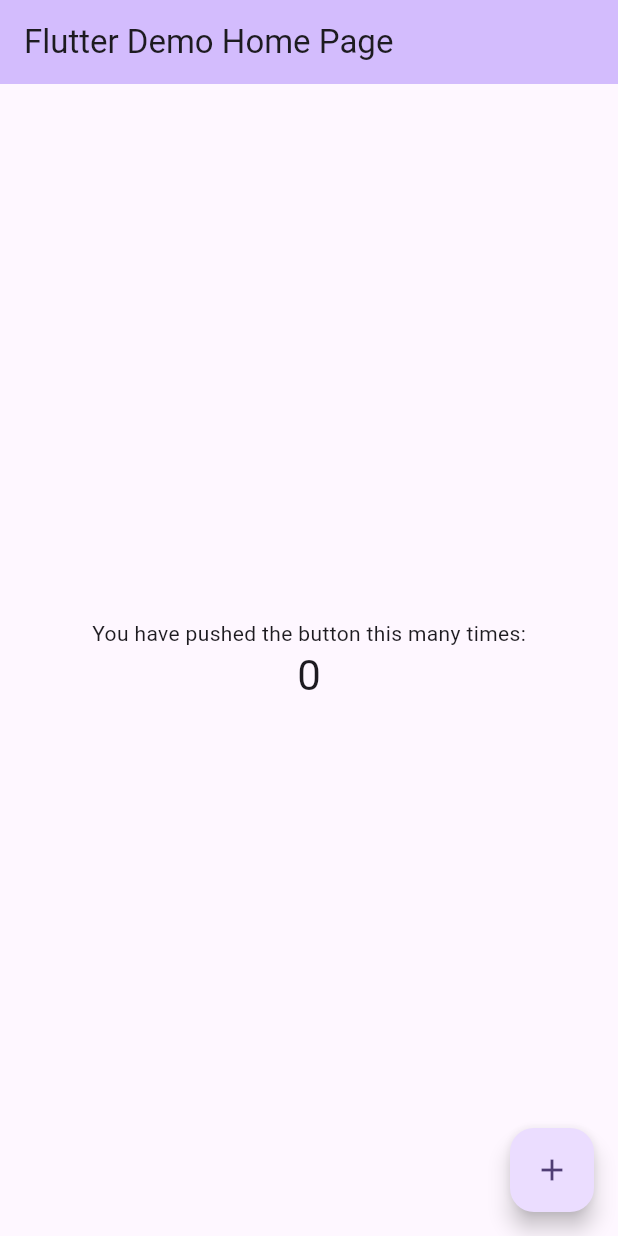
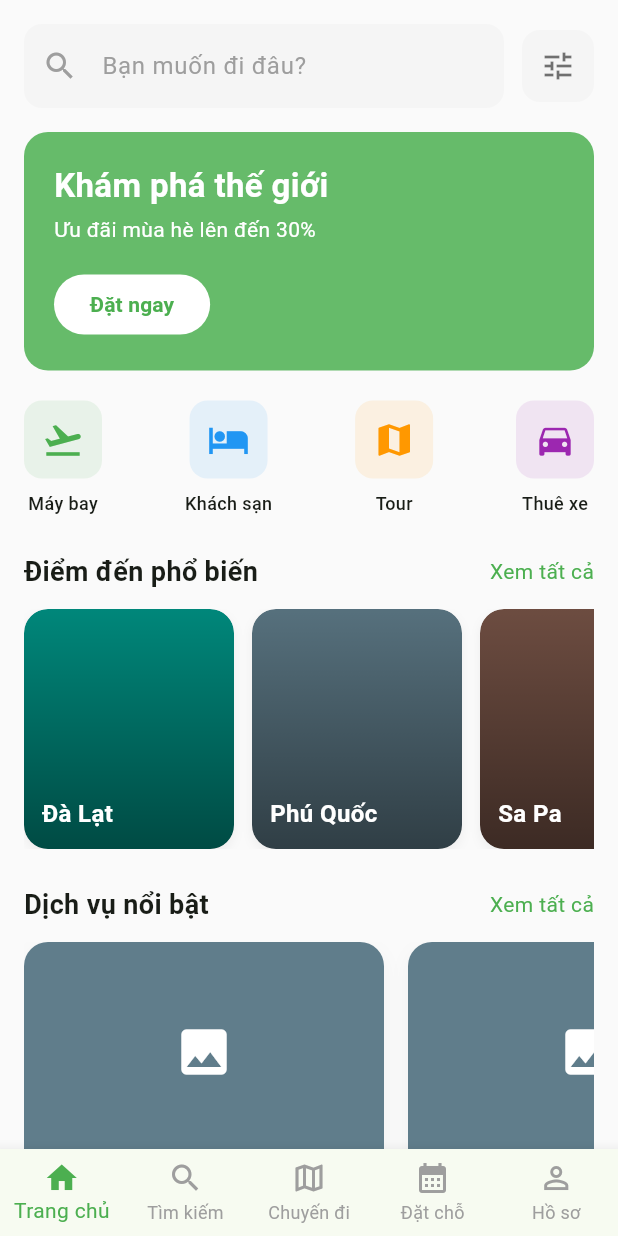
Before and after one commit to BTTBao/Skynet-Smart-Trip, a Flutter app: the screen it shows after launch, on a phone screen of 412 x 824 dp. Run offline on Flutter 3.47's test engine with Material 3 defaults, Android fonts, the phone set to English and light mode, and no system bars.

Commit message:
update giao dien

```diff
--- a/mobile/lib/main.dart
+++ b/mobile/lib/main.dart
@@ -1,4 +1,6 @@
 import 'package:flutter/material.dart';
+// 1. IMPORT FILE HOME_VIEW CỦA BẠN VÀO ĐÂY
+import 'views/home_view.dart';
 
 void main() {
   runApp(const MyApp());
@@ -7,116 +9,19 @@ void main() {
 class MyApp extends StatelessWidget {
   const MyApp({super.key});
 
-  // This widget is the root of your application.
   @override
   Widget build(BuildContext context) {
     return MaterialApp(
-      title: 'Flutter Demo',
+      title: 'Travel App',
+      // Tắt cái dải băng đỏ chữ "Debug" ở góc trên bên phải cho đẹp
+      debugShowCheckedModeBanner: false,
       theme: ThemeData(
-        // This is the theme of your application.
-        //
-        // TRY THIS: Try running your application with "flutter run". You'll see
-        // the application has a purple toolbar. Then, without quitting the app,
-        // try changing the seedColor in the colorScheme below to Colors.green
-        // and then invoke "hot reload" (save your changes or press the "hot
-        // reload" button in a Flutter-supported IDE, or press "r" if you used
-        // the command line to start the app).
-        //
-        // Notice that the counter didn't reset back to zero; the application
-        // state is not lost during the reload. To reset the state, use hot
-        // restart instead.
-        //
-        // This works for code too, not just values: Most code changes can be
-        // tested with just a hot reload.
-        colorScheme: .fromSeed(seedColor: Colors.deepPurple),
+        // Đổi seedColor sang màu xanh lá cho tone-sur-tone với app du lịch
+        colorScheme: ColorScheme.fromSeed(seedColor: Colors.green),
+        useMaterial3: true,
       ),
-      home: const MyHomePage(title: 'Flutter Demo Home Page'),
+      // 2. GẮN HOMEVIEW Ở ĐÂY ĐỂ NÓ CHẠY ĐẦU TIÊN
+      home: const HomeView(),
     );
   }
 }
-
-class MyHomePage extends StatefulWidget {
-  const MyHomePage({super.key, required this.title});
-
-  // This widget is the home page of your application. It is stateful, meaning
-  // that it has a State object (defined below) that contains fields that affect
-  // how it looks.
-
-  // This class is the configuration for the state. It holds the values (in this
-  // case the title) provided by the parent (in this case the App widget) and
-  // used by the build method of the State. Fields in a Widget subclass are
-  // always marked "final".
-
-  final String title;
-
-  @override
-  State<MyHomePage> createState() => _MyHomePageState();
-}
-
-class _MyHomePageState extends State<MyHomePage> {
-  int _counter = 0;
-
-  void _incrementCounter() {
-    setState(() {
-      // This call to setState tells the Flutter framework that something has
-      // changed in this State, which causes it to rerun the build method below
-      // so that the display can reflect the updated values. If we changed
-      // _counter without calling setState(), then the build method would not be
-      // called again, and so nothing would appear to happen.
-      _counter++;
-    });
-  }
-
-  @override
-  Widget build(BuildContext context) {
-    // This method is rerun every time setState is called, for instance as done
-    // by the _incrementCounter method above.
-    //
-    // The Flutter framework has been optimized to make rerunning build methods
-    // fast, so that you can just rebuild anything that needs updating rather
-    // than having to individually change instances of widgets.
-    return Scaffold(
-      appBar: AppBar(
-        // TRY THIS: Try changing the color here to a specific color (to
-        // Colors.amber, perhaps?) and trigger a hot reload to see the AppBar
-        // change color while the other colors stay the same.
-        backgroundColor: Theme.of(context).colorScheme.inversePrimary,
-        // Here we take the value from the MyHomePage object that was created by
-        // the App.build method, and use it to set our appbar title.
-        title: Text(widget.title),
-      ),
-      body: Center(
-        // Center is a layout widget. It takes a single child and positions it
-        // in the middle of the parent.
-        child: Column(
-          // Column is also a layout widget. It takes a list of children and
-          // arranges them vertically. By default, it sizes itself to fit its
-          // children horizontally, and tries to be as tall as its parent.
-          //
-          // Column has various properties to control how it sizes itself and
-          // how it positions its children. Here we use mainAxisAlignment to
-          // center the children vertically; the main axis here is the vertical
-          // axis because Columns are vertical (the cross axis would be
-          // horizontal).
-          //
-          // TRY THIS: Invoke "debug painting" (choose the "Toggle Debug Paint"
-          // action in the IDE, or press "p" in the console), to see the
-          // wireframe for each widget.
-          mainAxisAlignment: .center,
-          children: [
-            const Text('You have pushed the button this many times:'),
-            Text(
-              '$_counter',
-              style: Theme.of(context).textTheme.headlineMedium,
-            ),
-          ],
-        ),
-      ),
-      floatingActionButton: FloatingActionButton(
-        onPressed: _incrementCounter,
-        tooltip: 'Increment',
-        child: const Icon(Icons.add),
-      ),
-    );
-  }
-}
--- /dev/null
+++ b/mobile/lib/views/home_view.dart
@@ -0,0 +1,169 @@
+import 'package:flutter/material.dart';
+import '../widgets/promo_banner.dart';
+import '../widgets/category_icon.dart';
+import '../widgets/popular_destination_card.dart';
+import '../widgets/featured_service_card.dart';
+import '../widgets/suggestion_card.dart';
+
+class HomeView extends StatelessWidget {
+  const HomeView({Key? key}) : super(key: key);
+
+  @override
+  Widget build(BuildContext context) {
+    return Scaffold(
+      backgroundColor: Colors.grey[50],
+      body: SafeArea(
+        child: SingleChildScrollView(
+          padding: const EdgeInsets.all(16.0),
+          child: Column(
+            crossAxisAlignment: CrossAxisAlignment.start,
+            children: [
+              // 1. Thanh tìm kiếm
+              Row(
+                children: [
+                  Expanded(
+                    child: TextFormField(
+                      decoration: InputDecoration(
+                        prefixIcon: const Icon(Icons.search, color: Colors.grey),
+                        hintText: 'Bạn muốn đi đâu?',
+                        hintStyle: const TextStyle(color: Colors.grey),
+                        filled: true,
+                        fillColor: Colors.grey[100],
+                        border: OutlineInputBorder(
+                          borderRadius: BorderRadius.circular(12),
+                          borderSide: BorderSide.none,
+                        ),
+                      ),
+                    ),
+                  ),
+                  const SizedBox(width: 12),
+                  Container(
+                    padding: const EdgeInsets.all(12),
+                    decoration: BoxDecoration(
+                      color: Colors.grey[100],
+                      borderRadius: BorderRadius.circular(12),
+                    ),
+                    child: const Icon(Icons.tune, color: Colors.black54),
+                  )
+                ],
+              ),
+              const SizedBox(height: 16),
+
+              // 2. Banner khuyến mãi
+              const PromoBanner(),
+              const SizedBox(height: 20),
+
+              // 3. Danh mục dịch vụ
+              Row(
+                mainAxisAlignment: MainAxisAlignment.spaceBetween,
+                children: const [
+                  CategoryIcon(icon: Icons.flight_takeoff, title: 'Máy bay', color: Colors.green),
+                  CategoryIcon(icon: Icons.hotel, title: 'Khách sạn', color: Colors.blue),
+                  CategoryIcon(icon: Icons.map, title: 'Tour', color: Colors.orange),
+                  CategoryIcon(icon: Icons.directions_car, title: 'Thuê xe', color: Colors.purple),
+                ],
+              ),
+              const SizedBox(height: 24),
+
+              // 4. Điểm đến phổ biến
+              const SectionHeader(title: 'Điểm đến phổ biến'),
+              const SizedBox(height: 12),
+              SizedBox(
+                height: 160,
+                child: ListView(
+                  scrollDirection: Axis.horizontal,
+                  children: const [
+                    PopularDestinationCard(title: 'Đà Lạt', placeholderColor: Colors.teal),
+                    PopularDestinationCard(title: 'Phú Quốc', placeholderColor: Colors.blueGrey),
+                    PopularDestinationCard(title: 'Sa Pa', placeholderColor: Colors.brown),
+                  ],
+                ),
+              ),
+              const SizedBox(height: 24),
+
+              // 5. Dịch vụ nổi bật
+              const SectionHeader(title: 'Dịch vụ nổi bật'),
+              const SizedBox(height: 12),
+              SizedBox(
+                height: 240,
+                child: ListView(
+                  scrollDirection: Axis.horizontal,
+                  children: const [
+                    FeaturedServiceCard(
+                      name: 'Vinpearl Luxury Resort',
+                      location: 'Phú Quốc, Việt Nam',
+                      price: '2.450.000đ',
+                      rating: '4.8',
+                    ),
+                    FeaturedServiceCard(
+                      name: 'Tour 3N2Đ Sapa',
+                      location: 'Lào Cai, Việt Nam',
+                      price: '1.890.000đ',
+                      rating: '4.5',
+                    ),
+                  ],
+                ),
+              ),
+              const SizedBox(height: 24),
+
+              // 6. Gợi ý cho bạn
+              const SectionHeader(title: 'Gợi ý cho bạn'),
+              const SizedBox(height: 12),
+              GridView.count(
+                shrinkWrap: true,
+                physics: const NeverScrollableScrollPhysics(),
+                crossAxisCount: 2,
+                crossAxisSpacing: 12,
+                mainAxisSpacing: 12,
+                childAspectRatio: 0.8,
+                children: const [
+                  SuggestionCard(title: 'InterContinental', location: 'Đà Nẵng', price: 'Từ 1.200k'),
+                  SuggestionCard(title: 'Rex Hotel Saigon', location: 'TP. Hồ Chí Minh', price: 'Từ 850k'),
+                  SuggestionCard(title: 'Phố Cổ Hội An', location: 'Quảng Nam', price: 'Free Admission'),
+                  SuggestionCard(title: 'VinWonders', location: 'Khánh Hòa', price: 'Từ 650k'),
+                ],
+              ),
+            ],
+          ),
+        ),
+      ),
+      // Bottom Navigation Bar
+      bottomNavigationBar: BottomNavigationBar(
+        currentIndex: 0,
+        type: BottomNavigationBarType.fixed,
+        selectedItemColor: Colors.green,
+        unselectedItemColor: Colors.grey,
+        items: const [
+          BottomNavigationBarItem(icon: Icon(Icons.home), label: 'Trang chủ'),
+          BottomNavigationBarItem(icon: Icon(Icons.search), label: 'Tìm kiếm'),
+          BottomNavigationBarItem(icon: Icon(Icons.map_outlined), label: 'Chuyến đi'),
+          BottomNavigationBarItem(icon: Icon(Icons.calendar_month), label: 'Đặt chỗ'),
+          BottomNavigationBarItem(icon: Icon(Icons.person_outline), label: 'Hồ sơ'),
+        ],
+      ),
+    );
+  }
+}
+
+// Widget phụ tiêu đề tiêu chuẩn
+class SectionHeader extends StatelessWidget {
+  final String title;
+  const SectionHeader({Key? key, required this.title}) : super(key: key);
+
+  @override
+  Widget build(BuildContext context) {
+    return Row(
+      mainAxisAlignment: MainAxisAlignment.spaceBetween,
+      children: [
+        Text(
+          title,
+          style: const TextStyle(fontSize: 18, fontWeight: FontWeight.bold),
+        ),
+        const Text(
+          'Xem tất cả',
+          style: TextStyle(color: Colors.green, fontSize: 14),
+        ),
+      ],
+    );
+  }
+}
--- /dev/null
+++ b/mobile/lib/widgets/category_icon.dart
@@ -0,0 +1,27 @@
+import 'package:flutter/material.dart';
+
+class CategoryIcon extends StatelessWidget {
+  final IconData icon;
+  final String title;
+  final Color color;
+
+  const CategoryIcon({Key? key, required this.icon, required this.title, required this.color}) : super(key: key);
+
+  @override
+  Widget build(BuildContext context) {
+    return Column(
+      children: [
+        Container(
+          padding: const EdgeInsets.all(12),
+          decoration: BoxDecoration(
+            color: color.withOpacity(0.1),
+            borderRadius: BorderRadius.circular(12),
+          ),
+          child: Icon(icon, color: color, size: 28),
+        ),
+        const SizedBox(height: 8),
+        Text(title, style: const TextStyle(fontSize: 12, fontWeight: FontWeight.w500)),
+      ],
+    );
+  }
+}
--- /dev/null
+++ b/mobile/lib/widgets/featured_service_card.dart
@@ -0,0 +1,80 @@
+import 'package:flutter/material.dart';
+
+class FeaturedServiceCard extends StatelessWidget {
+  final String name;
+  final String location;
+  final String price;
+  final String rating;
+
+  const FeaturedServiceCard({
+    Key? key,
+    required this.name,
+    required this.location,
+    required this.price,
+    required this.rating,
+  }) : super(key: key);
+
+  @override
+  Widget build(BuildContext context) {
+    return Container(
+      width: 240,
+      margin: const EdgeInsets.only(right: 16),
+      decoration: BoxDecoration(
+        color: Colors.white,
+        borderRadius: BorderRadius.circular(16),
+        boxShadow: [
+          BoxShadow(color: Colors.grey.withOpacity(0.1), blurRadius: 10, offset: const Offset(0, 5)),
+        ],
+      ),
+      child: Column(
+        crossAxisAlignment: CrossAxisAlignment.start,
+        children: [
+          // Phần hình ảnh
+          Expanded(
+            child: Container(
+              decoration: const BoxDecoration(
+                color: Colors.blueGrey, // Thay bằng Image.asset
+                borderRadius: BorderRadius.vertical(top: Radius.circular(16)),
+              ),
+              child: const Center(
+                child: Icon(Icons.image, color: Colors.white, size: 40),
+              ),
+            ),
+          ),
+          Padding(
+            padding: const EdgeInsets.all(12.0),
+            child: Column(
+              crossAxisAlignment: CrossAxisAlignment.start,
+              children: [
+                Row(
+                  mainAxisAlignment: MainAxisAlignment.spaceBetween,
+                  children: [
+                    Expanded(
+                      child: Text(name, style: const TextStyle(fontWeight: FontWeight.bold, fontSize: 14), overflow: TextOverflow.ellipsis),
+                    ),
+                    Row(
+                      children: [
+                        const Icon(Icons.star, color: Colors.amber, size: 16),
+                        Text(rating, style: const TextStyle(fontSize: 12, fontWeight: FontWeight.bold)),
+                      ],
+                    )
+                  ],
+                ),
+                const SizedBox(height: 4),
+                Text(location, style: const TextStyle(color: Colors.grey, fontSize: 12)),
+                const SizedBox(height: 8),
+                Row(
+                  mainAxisAlignment: MainAxisAlignment.spaceBetween,
+                  children: [
+                    Text(price, style: const TextStyle(color: Colors.green, fontWeight: FontWeight.bold, fontSize: 14)),
+                    const Icon(Icons.favorite_border, color: Colors.grey, size: 20),
+                  ],
+                ),
+              ],
+            ),
+          ),
+        ],
+      ),
+    );
+  }
+}
--- /dev/null
+++ b/mobile/lib/widgets/popular_destination_card.dart
@@ -0,0 +1,102 @@
+import 'package:flutter/material.dart';
+
+class PopularDestinationCard extends StatelessWidget {
+  final String title;
+  final String? imageUrl; // Sẽ dùng NetworkImage/AssetImage khi có link
+  final Color? placeholderColor; // Màu thay thế nếu chưa có ảnh
+
+  const PopularDestinationCard({
+    Key? key,
+    required this.title,
+    this.imageUrl,
+    this.placeholderColor,
+  }) : super(key: key);
+
+  @override
+  Widget build(BuildContext context) {
+    return Container(
+      width: 140, // Độ rộng cố định cho danh sách ngang
+      margin: const EdgeInsets.only(right: 12), // Khoảng cách giữa các thẻ
+      decoration: BoxDecoration(
+        borderRadius: BorderRadius.circular(16),
+        boxShadow: [
+          BoxShadow(
+            color: Colors.black.withOpacity(0.05),
+            blurRadius: 5,
+            offset: const Offset(0, 3),
+          ),
+        ],
+      ),
+      child: ClipRRect(
+        borderRadius: BorderRadius.circular(16), // Bo góc cho cả nội dung bên trong
+        child: Stack(
+          children: [
+            // 1. Phần hình ảnh (hoặc Container màu placeholder)
+            if (imageUrl != null)
+              Image.network(
+                imageUrl!,
+                width: double.infinity,
+                height: double.infinity,
+                fit: BoxFit.cover,
+                errorBuilder: (ctx, _, __) => _buildPlaceholder(),
+              )
+            else
+              _buildPlaceholder(),
+
+            // 2. Lớp phủ tối (Overlay gradient) để chữ nổi bật
+            Positioned.fill(
+              child: Container(
+                decoration: BoxDecoration(
+                  gradient: LinearGradient(
+                    begin: Alignment.topCenter,
+                    end: Alignment.bottomCenter,
+                    colors: [
+                      Colors.black.withOpacity(0.1),
+                      Colors.black.withOpacity(0.5),
+                    ],
+                  ),
+                ),
+              ),
+            ),
+
+            // 3. Phần chữ tiêu đề địa điểm
+            Positioned(
+              left: 12,
+              bottom: 12,
+              right: 12,
+              child: Text(
+                title,
+                style: const TextStyle(
+                  color: Colors.white,
+                  fontWeight: FontWeight.bold,
+                  fontSize: 16,
+                ),
+                maxLines: 2,
+                overflow: TextOverflow.ellipsis,
+              ),
+            ),
+          ],
+        ),
+      ),
+    );
+  }
+
+  // Widget hiển thị khi không có hoặc lỗi ảnh
+  Widget _buildPlaceholder() {
+    return Container(
+      width: double.infinity,
+      height: double.infinity,
+      decoration: BoxDecoration(
+        color: placeholderColor ?? Colors.teal.withOpacity(0.3),
+        borderRadius: BorderRadius.circular(16),
+      ),
+      child: Center(
+        child: Icon(
+          Icons.image,
+          color: (placeholderColor ?? Colors.teal).withOpacity(0.7),
+          size: 40,
+        ),
+      ),
+    );
+  }
+}
--- /dev/null
+++ b/mobile/lib/widgets/promo_banner.dart
@@ -0,0 +1,41 @@
+import 'package:flutter/material.dart';
+
+class PromoBanner extends StatelessWidget {
+  const PromoBanner({Key? key}) : super(key: key);
+
+  @override
+  Widget build(BuildContext context) {
+    return Container(
+      width: double.infinity,
+      padding: const EdgeInsets.all(20),
+      decoration: BoxDecoration(
+        color: Colors.green[400], // Màu xanh lá chủ đạo
+        borderRadius: BorderRadius.circular(16),
+      ),
+      child: Column(
+        crossAxisAlignment: CrossAxisAlignment.start,
+        children: [
+          const Text(
+            'Khám phá thế giới',
+            style: TextStyle(color: Colors.white, fontSize: 22, fontWeight: FontWeight.bold),
+          ),
+          const SizedBox(height: 4),
+          const Text(
+            'Ưu đãi mùa hè lên đến 30%',
+            style: TextStyle(color: Colors.white, fontSize: 14),
+          ),
+          const SizedBox(height: 16),
+          ElevatedButton(
+            onPressed: () {},
+            style: ElevatedButton.styleFrom(
+              foregroundColor: Colors.green, backgroundColor: Colors.white,
+              shape: RoundedRectangleBorder(borderRadius: BorderRadius.circular(20)),
+              elevation: 0,
+            ),
+            child: const Text('Đặt ngay', style: TextStyle(fontWeight: FontWeight.bold)),
+          )
+        ],
+      ),
+    );
+  }
+}
--- /dev/null
+++ b/mobile/lib/widgets/suggestion_card.dart
@@ -0,0 +1,121 @@
+import 'package:flutter/material.dart';
+
+class SuggestionCard extends StatelessWidget {
+  final String title;
+  final String location;
+  final String price;
+  final String? imageUrl; // Sẽ dùng NetworkImage/AssetImage khi có link
+
+  const SuggestionCard({
+    Key? key,
+    required this.title,
+    required this.location,
+    required this.price,
+    this.imageUrl,
+  }) : super(key: key);
+
+  @override
+  Widget build(BuildContext context) {
+    return Container(
+      decoration: BoxDecoration(
+        color: Colors.white,
+        borderRadius: BorderRadius.circular(16),
+        boxShadow: [
+          BoxShadow(
+            color: Colors.black.withOpacity(0.05),
+            blurRadius: 8,
+            offset: const Offset(0, 4),
+          ),
+        ],
+      ),
+      child: Column(
+        crossAxisAlignment: CrossAxisAlignment.start,
+        children: [
+          // 1. Phần hình ảnh (bo góc trên)
+          AspectRatio(
+            aspectRatio: 16 / 10, // Tỷ lệ vàng cho ảnh
+            child: ClipRRect(
+              borderRadius: const BorderRadius.vertical(top: Radius.circular(16)),
+              child: Stack(
+                children: [
+                  if (imageUrl != null)
+                    Image.network(
+                      imageUrl!,
+                      width: double.infinity,
+                      height: double.infinity,
+                      fit: BoxFit.cover,
+                      errorBuilder: (ctx, _, __) => _buildPlaceholder(),
+                    )
+                  else
+                    _buildPlaceholder(),
+
+                  // Icon trái tim góc trên bên phải
+                  const Positioned(
+                    top: 8,
+                    right: 8,
+                    child: Icon(Icons.favorite_border, color: Colors.white, size: 18),
+                  ),
+                ],
+              ),
+            ),
+          ),
+
+          // 2. Phần thông tin chi tiết
+          Padding(
+            padding: const EdgeInsets.all(12.0),
+            child: Column(
+              crossAxisAlignment: CrossAxisAlignment.start,
+              children: [
+                Text(
+                  title,
+                  style: const TextStyle(
+                    fontWeight: FontWeight.bold,
+                    fontSize: 14,
+                  ),
+                  maxLines: 1,
+                  overflow: TextOverflow.ellipsis,
+                ),
+                const SizedBox(height: 4),
+                Text(
+                  location,
+                  style: const TextStyle(
+                    color: Colors.grey,
+                    fontSize: 12,
+                  ),
+                  maxLines: 1,
+                  overflow: TextOverflow.ellipsis,
+                ),
+                const SizedBox(height: 10),
+                Text(
+                  price,
+                  style: TextStyle(
+                    color: Colors.green[600], // Màu xanh lá giá tiền
+                    fontWeight: FontWeight.bold,
+                    fontSize: 14,
+                  ),
+                ),
+              ],
+            ),
+          ),
+        ],
+      ),
+    );
+  }
+
+  // Widget hiển thị khi không có hoặc lỗi ảnh
+  Widget _buildPlaceholder() {
+    return Container(
+      decoration: BoxDecoration(
+        color: Colors.grey[200],
+        borderRadius: const BorderRadius.vertical(top: Radius.circular(16)),
+      ),
+      child: Center(
+        child: Icon(
+          Icons.image,
+          color: Colors.grey[400],
+          size: 36,
+        ),
+      ),
+    );
+  }
+}
```
Also changed, not shown: 8 other files.
